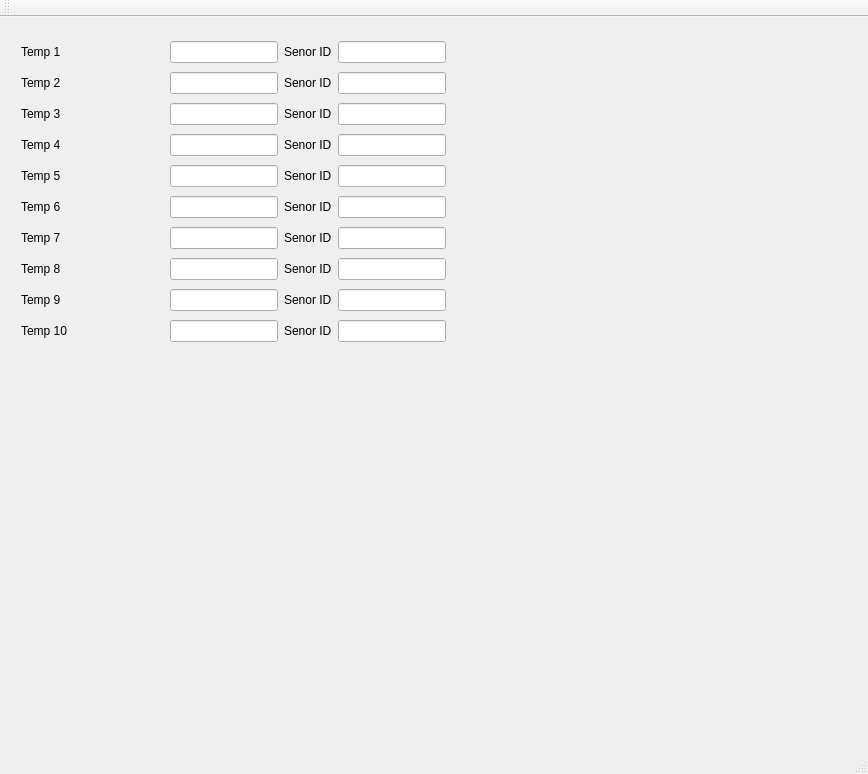
Qt form mainwindow.ui (ollewelin/Raspberry-pi-QT-GUI-with-DS18B20-temperature-sensor-and-PID-controller) before a commit.
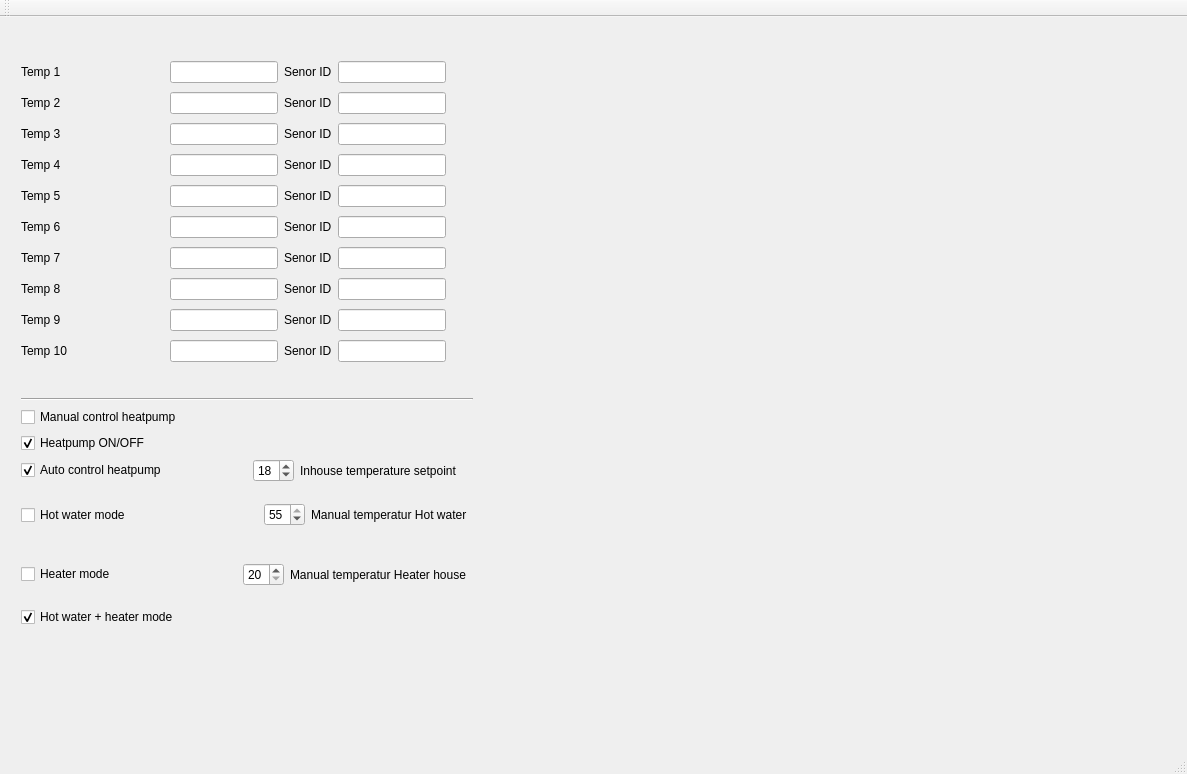
The same form after that commit.

The edit to the form file:
```diff
--- a/mainwindow.ui
+++ b/mainwindow.ui
@@ -6,7 +6,7 @@
    <rect>
     <x>0</x>
     <y>0</y>
-    <width>868</width>
+    <width>1187</width>
     <height>774</height>
    </rect>
   </property>
@@ -14,11 +14,11 @@
    <string>MainWindow</string>
   </property>
   <widget class="QWidget" name="centralWidget">
-   <widget class="QWidget" name="">
+   <widget class="QWidget" name="layoutWidget">
     <property name="geometry">
      <rect>
       <x>10</x>
-      <y>10</y>
+      <y>30</y>
       <width>447</width>
       <height>331</height>
      </rect>
@@ -396,6 +396,192 @@
      </item>
     </layout>
    </widget>
+   <widget class="QWidget" name="">
+    <property name="geometry">
+     <rect>
+      <x>10</x>
+      <y>370</y>
+      <width>474</width>
+      <height>251</height>
+     </rect>
+    </property>
+    <layout class="QVBoxLayout" name="verticalLayout_3">
+     <item>
+      <widget class="Line" name="line">
+       <property name="orientation">
+        <enum>Qt::Horizontal</enum>
+       </property>
+      </widget>
+     </item>
+     <item>
+      <layout class="QVBoxLayout" name="verticalLayout_2">
+       <item>
+        <layout class="QHBoxLayout" name="horizontalLayout_11">
+         <item>
+          <widget class="QCheckBox" name="checkBox_manual">
+           <property name="text">
+            <string>Manual control heatpump</string>
+           </property>
+          </widget>
+         </item>
+        </layout>
+       </item>
+       <item>
+        <widget class="QCheckBox" name="checkBox_on_off">
+         <property name="text">
+          <string>Heatpump ON/OFF</string>
+         </property>
+         <property name="checked">
+          <bool>true</bool>
+         </property>
+        </widget>
+       </item>
+       <item>
+        <layout class="QHBoxLayout" name="horizontalLayout_12">
+         <item>
+          <widget class="QCheckBox" name="checkBox_auto">
+           <property name="text">
+            <string>Auto control heatpump</string>
+           </property>
+           <property name="checked">
+            <bool>true</bool>
+           </property>
+          </widget>
+         </item>
+         <item>
+          <spacer name="horizontalSpacer_12">
+           <property name="orientation">
+            <enum>Qt::Horizontal</enum>
+           </property>
+           <property name="sizeHint" stdset="0">
+            <size>
+             <width>40</width>
+             <height>20</height>
+            </size>
+           </property>
+          </spacer>
+         </item>
+         <item>
+          <widget class="QSpinBox" name="spinBox_inhouse_setp">
+           <property name="minimum">
+            <number>14</number>
+           </property>
+           <property name="maximum">
+            <number>35</number>
+           </property>
+           <property name="value">
+            <number>18</number>
+           </property>
+          </widget>
+         </item>
+         <item>
+          <widget class="QLabel" name="label_22">
+           <property name="text">
+            <string>Inhouse temperature setpoint     </string>
+           </property>
+          </widget>
+         </item>
+        </layout>
+       </item>
+      </layout>
+     </item>
+     <item>
+      <layout class="QHBoxLayout" name="horizontalLayout_13">
+       <item>
+        <widget class="QCheckBox" name="checkBox_hotwater_mode">
+         <property name="text">
+          <string>Hot water mode</string>
+         </property>
+        </widget>
+       </item>
+       <item>
+        <spacer name="horizontalSpacer_11">
+         <property name="orientation">
+          <enum>Qt::Horizontal</enum>
+         </property>
+         <property name="sizeHint" stdset="0">
+          <size>
+           <width>40</width>
+           <height>20</height>
+          </size>
+         </property>
+        </spacer>
+       </item>
+       <item>
+        <widget class="QSpinBox" name="spinBox_manual_hotwater">
+         <property name="minimum">
+          <number>20</number>
+         </property>
+         <property name="maximum">
+          <number>55</number>
+         </property>
+         <property name="value">
+          <number>55</number>
+         </property>
+        </widget>
+       </item>
+       <item>
+        <widget class="QLabel" name="label_21">
+         <property name="text">
+          <string>Manual temperatur Hot water  </string>
+         </property>
+        </widget>
+       </item>
+      </layout>
+     </item>
+     <item>
+      <layout class="QHBoxLayout" name="horizontalLayout_14">
+       <item>
+        <widget class="QCheckBox" name="checkBox_heater_mode">
+         <property name="text">
+          <string>Heater mode</string>
+         </property>
+        </widget>
+       </item>
+       <item>
+        <spacer name="horizontalSpacer_13">
+         <property name="orientation">
+          <enum>Qt::Horizontal</enum>
+         </property>
+         <property name="sizeHint" stdset="0">
+          <size>
+           <width>40</width>
+           <height>20</height>
+          </size>
+         </property>
+        </spacer>
+       </item>
+       <item>
+        <widget class="QSpinBox" name="spinBox_man_temp_hp">
+         <property name="minimum">
+          <number>20</number>
+         </property>
+         <property name="maximum">
+          <number>55</number>
+         </property>
+        </widget>
+       </item>
+       <item>
+        <widget class="QLabel" name="label_23">
+         <property name="text">
+          <string>Manual temperatur Heater house  </string>
+         </property>
+        </widget>
+       </item>
+      </layout>
+     </item>
+     <item>
+      <widget class="QCheckBox" name="checkBox_hotwater_and_heater_mode">
+       <property name="text">
+        <string>Hot water + heater mode</string>
+       </property>
+       <property name="checked">
+        <bool>true</bool>
+       </property>
+      </widget>
+     </item>
+    </layout>
+   </widget>
   </widget>
   <widget class="QMenuBar" name="menuBar">
    <property name="geometry">
```
Left out of the diff: 2 changed lines with no effect on the pictures.
